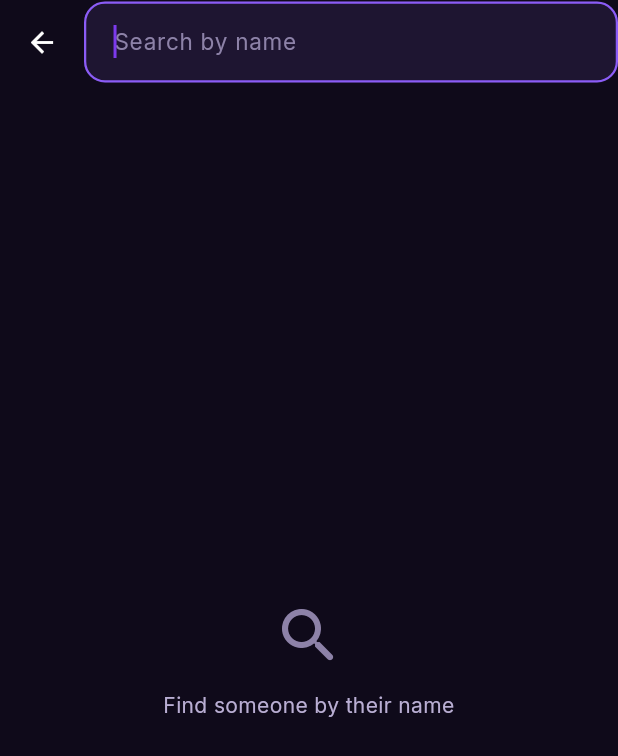
After one commit to Ankit3455/live-chat-app, a Flutter app: the DiscoverTab screen opened directly, after a tap on the "search" icon, on a phone screen of 412 x 824 dp. The commit adds this screen. Shown: the top 756 px of the screen. Run offline on Flutter 3.47's test engine with Material 3 defaults, Android fonts, the phone set to English and light mode, and no system bars; our stand-ins replace animated_text_kit, audioplayers, cached_network_image, cloud_firestore, cloud_functions, confetti and 20 more; missing offline and left inert: chess_vectors_flutter, firebase_app_check, flame, flame_forge2d, flutter_webrtc, onesignal_flutter and 3 more; accounts and stored records are empty; project files that could hold a hidden picture were left out.

Commit message:
Add user search to the Discover header
A search icon opens UserSearchScreen: prefix search on username over
discoverable 18+ profiles (not me, not blocked), ignoring the feed's
filters; tap a result to open the profile.

```diff
--- a/flutter_webrtc_dating_app_v3/lib/screens/home/home_screen.dart
+++ b/flutter_webrtc_dating_app_v3/lib/screens/home/home_screen.dart
@@ -14,6 +14,7 @@ import 'package:availchat/models/user_model.dart';
 // Screens
 import 'package:availchat/screens/chat/chat_screen.dart';
 import 'package:availchat/services/presence_watch.dart';
+import 'package:availchat/screens/home/user_search_screen.dart';
 import 'package:availchat/screens/profile/profile_details_screen.dart';
 import 'package:availchat/screens/settings/discovery_settings_screen.dart';
 import 'package:availchat/screens/shell/main_shell.dart';
@@ -159,6 +160,13 @@ class _DiscoverTabState extends State<DiscoverTab> {
   }
 
   Future<void> _clearFilters() => _controller.clearFilters();
+
+  void _openSearch() {
+    Navigator.push(
+      context,
+      MaterialPageRoute(builder: (_) => const UserSearchScreen()),
+    );
+  }
 
   void _openProfile(UserModel user) {
     Navigator.push(
@@ -317,6 +325,11 @@ class _DiscoverTabState extends State<DiscoverTab> {
                 style: Theme.of(context).textTheme.headlineMedium,
               ),
             ),
+          ),
+          IconButton(
+            tooltip: 'Search users',
+            onPressed: _openSearch,
+            icon: const Icon(Icons.search_rounded, color: AppColors.white),
           ),
           IconButton(
             tooltip: 'Discovery filters',
--- /dev/null
+++ b/flutter_webrtc_dating_app_v3/lib/screens/home/user_search_screen.dart
@@ -0,0 +1,184 @@
+import 'dart:async';
+
+import 'package:firebase_auth/firebase_auth.dart';
+import 'package:flutter/material.dart';
+
+import 'package:availchat/core/constants/app_colors.dart';
+import 'package:availchat/models/user_model.dart';
+import 'package:availchat/screens/profile/profile_details_screen.dart';
+import 'package:availchat/services/user_search_service.dart';
+import 'package:availchat/widgets/user_avatar.dart';
+
+/// Search any available user by username; tap a result to open the profile.
+class UserSearchScreen extends StatefulWidget {
+  const UserSearchScreen({super.key});
+
+  @override
+  State<UserSearchScreen> createState() => _UserSearchScreenState();
+}
+
+class _UserSearchScreenState extends State<UserSearchScreen> {
+  final _controller = TextEditingController();
+  late final UserSearchService _service;
+  Timer? _debounce;
+  int _requestId = 0;
+  String _query = '';
+  bool _loading = false;
+  bool _failed = false;
+  List<UserModel> _results = const [];
+
+  @override
+  void initState() {
+    super.initState();
+    _service =
+        UserSearchService(myUid: FirebaseAuth.instance.currentUser?.uid ?? '');
+  }
+
+  @override
+  void dispose() {
+    _debounce?.cancel();
+    _controller.dispose();
+    super.dispose();
+  }
+
+  void _onChanged(String value) {
+    _debounce?.cancel();
+    final q = value.trim();
+    setState(() => _query = q);
+    if (q.isEmpty) {
+      _requestId++;
+      setState(() {
+        _results = const [];
+        _loading = false;
+        _failed = false;
+      });
+      return;
+    }
+    setState(() => _loading = true);
+    _debounce = Timer(const Duration(milliseconds: 350), () => _run(q));
+  }
+
+  Future<void> _run(String q) async {
+    final id = ++_requestId;
+    try {
+      final res = await _service.search(q);
+      if (!mounted || id != _requestId) return;
+      setState(() {
+        _results = res;
+        _loading = false;
+        _failed = false;
+      });
+    } catch (_) {
+      if (!mounted || id != _requestId) return;
+      setState(() {
+        _results = const [];
+        _loading = false;
+        _failed = true;
+      });
+    }
+  }
+
+  void _open(UserModel user) {
+    Navigator.push(
+      context,
+      MaterialPageRoute(builder: (_) => ProfileDetailsScreen(user: user)),
+    );
+  }
+
+  @override
+  Widget build(BuildContext context) {
+    return Scaffold(
+      backgroundColor: AppColors.backgroundDeep,
+      appBar: AppBar(
+        backgroundColor: AppColors.backgroundDeep,
+        elevation: 0,
+        titleSpacing: 0,
+        title: TextField(
+          controller: _controller,
+          autofocus: true,
+          textInputAction: TextInputAction.search,
+          style: const TextStyle(color: AppColors.white),
+          cursorColor: AppColors.brandPurple,
+          onChanged: _onChanged,
+          decoration: InputDecoration(
+            hintText: 'Search by name',
+            hintStyle: const TextStyle(color: AppColors.textSubtle),
+            border: InputBorder.none,
+            suffixIcon: _query.isEmpty
+                ? null
+                : IconButton(
+                    tooltip: 'Clear',
+                    icon: const Icon(Icons.close_rounded,
+                        color: AppColors.textMuted),
+                    onPressed: () {
+                      _controller.clear();
+                      _onChanged('');
+                    },
+                  ),
+          ),
+        ),
+      ),
+      body: _buildBody(),
+    );
+  }
+
+  Widget _buildBody() {
+    if (_query.isEmpty) {
+      return _message(Icons.search_rounded, 'Find someone by their name');
+    }
+    if (_loading && _results.isEmpty) {
+      return const Center(
+        child: CircularProgressIndicator(color: AppColors.brandPurple),
+      );
+    }
+    if (_failed) {
+      return _message(
+          Icons.cloud_off_outlined, "Couldn't search right now. Try again.");
+    }
+    if (_results.isEmpty) {
+      return _message(
+          Icons.person_search_outlined, 'No one found for "$_query"');
+    }
+    return ListView.builder(
+      keyboardDismissBehavior: ScrollViewKeyboardDismissBehavior.onDrag,
+      itemCount: _results.length,
+      itemBuilder: (context, i) {
+        final user = _results[i];
+        final age = user.age;
+        return ListTile(
+          onTap: () => _open(user),
+          leading: UserAvatar(user: user, size: 48, borderRadius: 14),
+          title: Text(
+            user.username,
+            style: const TextStyle(
+                color: AppColors.white, fontWeight: FontWeight.w600),
+          ),
+          subtitle: age == null
+              ? null
+              : Text('$age',
+                  style: const TextStyle(color: AppColors.textMuted)),
+          trailing: const Icon(Icons.chevron_right_rounded,
+              color: AppColors.textMuted),
+        );
+      },
+    );
+  }
+
+  Widget _message(IconData icon, String text) => Center(
+        child: Padding(
+          padding: const EdgeInsets.all(32),
+          child: Column(
+            mainAxisSize: MainAxisSize.min,
+            children: [
+              Icon(icon, size: 48, color: AppColors.textSubtle),
+              const SizedBox(height: 12),
+              Text(
+                text,
+                textAlign: TextAlign.center,
+                style: const TextStyle(color: AppColors.textMuted),
+              ),
+            ],
+          ),
+        ),
+      );
+}
```
Also changed, not shown: flutter_webrtc_dating_app_v3/lib/services/user_search_service.dart (added, +88 -0 lines).
